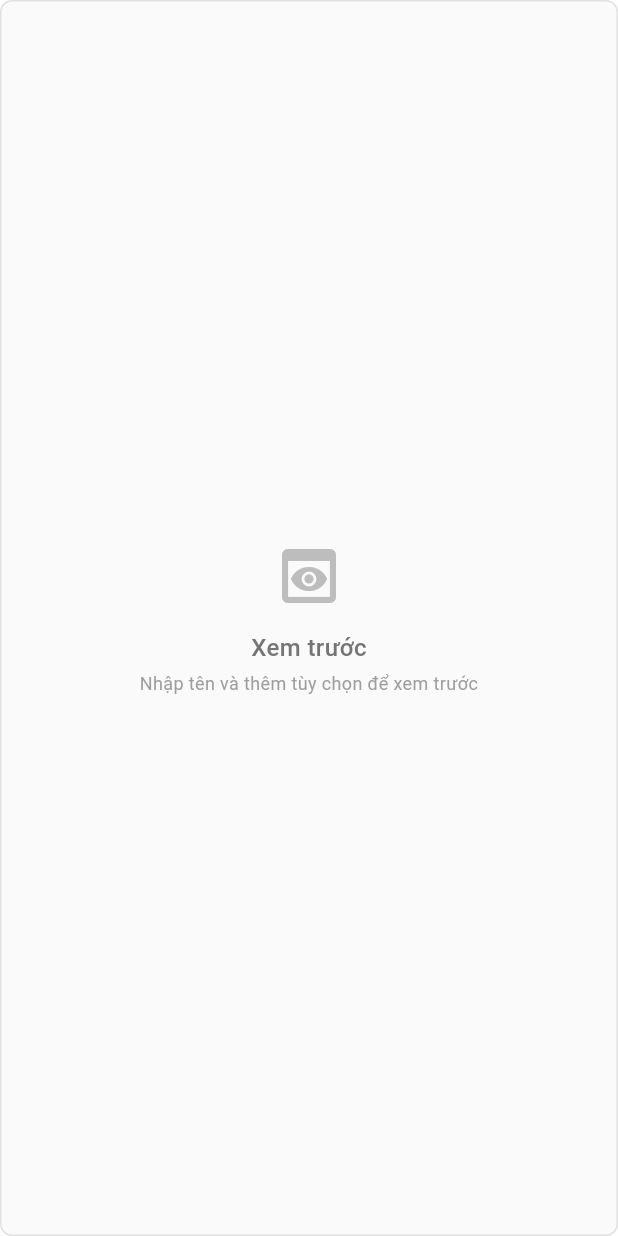
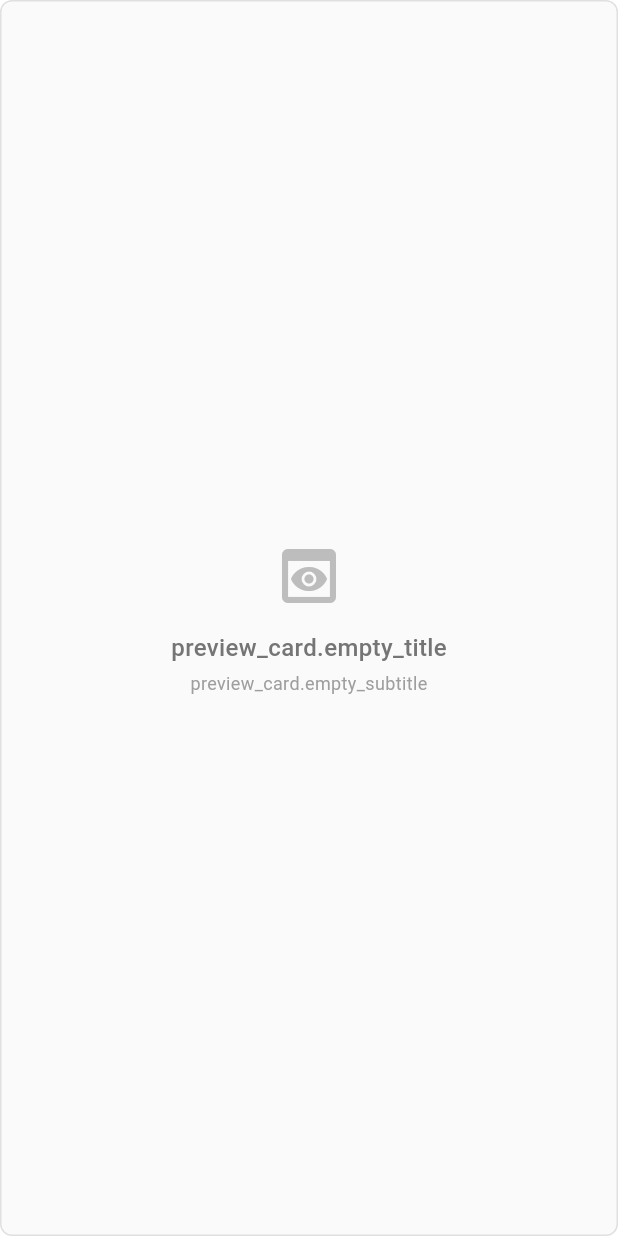
Before and after one commit to nhutquangnguyen/oishimenu-app, a Flutter app: the PreviewCardWidget widget shown alone on an empty page, opened directly with empty values, on a phone screen of 412 x 824 dp. Run offline on Flutter 3.47's test engine with Material 3 defaults, Android fonts, the phone set to English and light mode, and no system bars; our stand-ins replace easy_localization, fl_chart, flutter_riverpod, go_router, hive, hive_flutter and 5 more; accounts and stored records are empty.

Commit message:
Translate Preview Card widget (12 strings)
Replaced Vietnamese strings with translation keys:
- Empty preview title and subtitle
- Group name placeholder
- Required badge
- No options message
- Option placeholder with number
- Selected count message
- Validation messages (min one, min multiple, max)

All strings use easy_localization .tr() method with named arguments
for dynamic values (numbers, counts).

🤖 Generated with [Claude Code](https://claude.com/claude-code)

Co-Authored-By: Claude <noreply@anthropic.com>

```diff
--- a/lib/features/option_groups/widgets/preview_card_widget.dart
+++ b/lib/features/option_groups/widgets/preview_card_widget.dart
@@ -1,4 +1,5 @@
 import 'package:flutter/material.dart';
+import 'package:easy_localization/easy_localization.dart';
 import '../../../models/menu_options.dart';
 import '../utils/currency_formatter.dart';
 import '../utils/validation.dart';
@@ -69,7 +70,7 @@ class _PreviewCardWidgetState extends State<PreviewCardWidget> {
             ),
             const SizedBox(height: 12),
             Text(
-              'Xem trước',
+              'preview_card.empty_title'.tr(),
               style: TextStyle(
                 fontSize: 16,
                 fontWeight: FontWeight.w500,
@@ -78,7 +79,7 @@ class _PreviewCardWidgetState extends State<PreviewCardWidget> {
             ),
             const SizedBox(height: 4),
             Text(
-              'Nhập tên và thêm tùy chọn để xem trước',
+              'preview_card.empty_subtitle'.tr(),
               style: TextStyle(
                 fontSize: 12,
                 color: Colors.grey[500],
@@ -115,7 +116,7 @@ class _PreviewCardWidgetState extends State<PreviewCardWidget> {
             children: [
               Expanded(
                 child: Text(
-                  widget.groupName.trim().isEmpty ? 'Tên nhóm tùy chọn' : widget.groupName,
+                  widget.groupName.trim().isEmpty ? 'preview_card.group_name_placeholder'.tr() : widget.groupName,
                   style: TextStyle(
                     fontSize: 16,
                     fontWeight: FontWeight.bold,
@@ -131,7 +132,7 @@ class _PreviewCardWidgetState extends State<PreviewCardWidget> {
                     borderRadius: BorderRadius.circular(4),
                   ),
                   child: Text(
-                    'BẮT BUỘC',
+                    'preview_card.required_badge'.tr(),
                     style: TextStyle(
                       color: Colors.red[700],
                       fontSize: 10,
@@ -160,7 +161,7 @@ class _PreviewCardWidgetState extends State<PreviewCardWidget> {
         padding: const EdgeInsets.all(16),
         child: Center(
           child: Text(
-            'Chưa có tùy chọn nào',
+            'preview_card.no_options'.tr(),
             style: TextStyle(
               color: Colors.grey[500],
               fontSize: 14,
@@ -220,7 +221,7 @@ class _PreviewCardWidgetState extends State<PreviewCardWidget> {
                       crossAxisAlignment: CrossAxisAlignment.start,
                       children: [
                         Text(
-                          option.name.isEmpty ? 'Tùy chọn ${index + 1}' : option.name,
+                          option.name.isEmpty ? 'preview_card.option_placeholder'.tr(namedArgs: {'number': (index + 1).toString()}) : option.name,
                           style: TextStyle(
                             fontSize: 14,
                             fontWeight: FontWeight.w500,
@@ -284,7 +285,7 @@ class _PreviewCardWidgetState extends State<PreviewCardWidget> {
           const SizedBox(width: 8),
           Expanded(
             child: Text(
-              validationMessage ?? 'Đã chọn $selectedCount/${widget.maxSelections}',
+              validationMessage ?? 'preview_card.selected_count'.tr(namedArgs: {'selected': selectedCount.toString(), 'max': widget.maxSelections.toString()}),
               style: TextStyle(
                 color: validationMessage != null ? Colors.red[700] : Colors.grey[600],
                 fontSize: 12,
@@ -322,14 +323,14 @@ class _PreviewCardWidgetState extends State<PreviewCardWidget> {
 
     if (widget.isRequired && selectedCount < widget.minSelections) {
       if (widget.minSelections == 1) {
-        return 'Vui lòng chọn ít nhất 1 tùy chọn';
+        return 'preview_card.validation_min_one'.tr();
       } else {
-        return 'Vui lòng chọn ít nhất ${widget.minSelections} tùy chọn';
+        return 'preview_card.validation_min'.tr(namedArgs: {'min': widget.minSelections.toString()});
       }
     }
 
     if (selectedCount > widget.maxSelections) {
-      return 'Chỉ có thể chọn tối đa ${widget.maxSelections} tùy chọn';
+      return 'preview_card.validation_max'.tr(namedArgs: {'max': widget.maxSelections.toString()});
     }
 
     return null;
```
